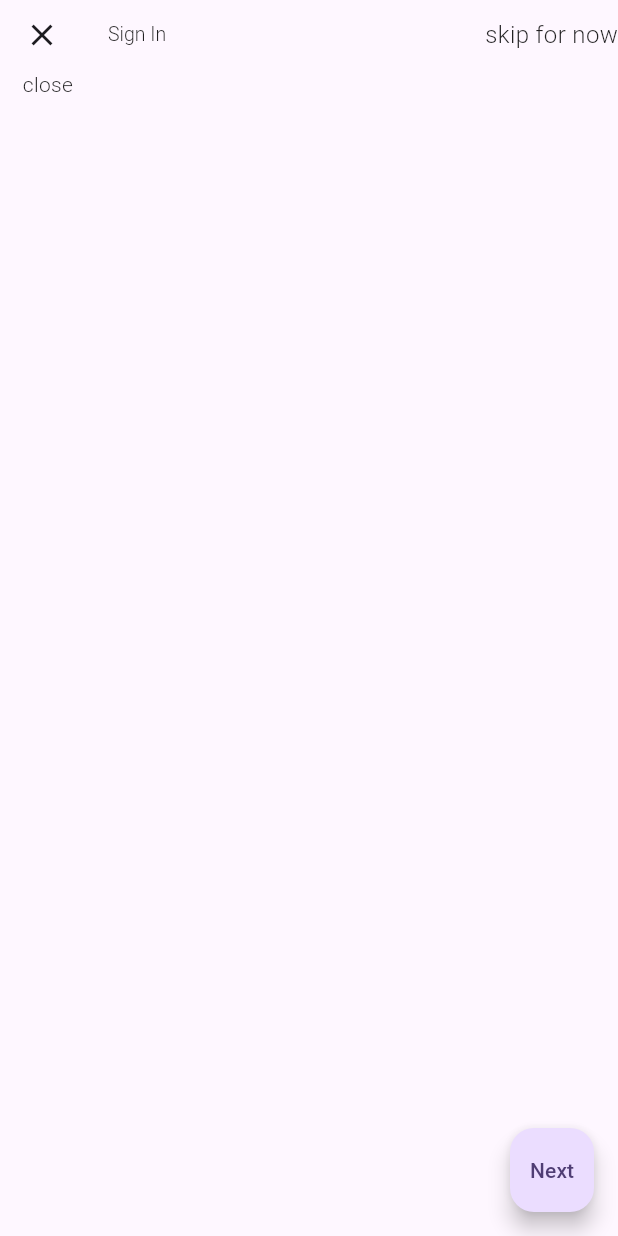
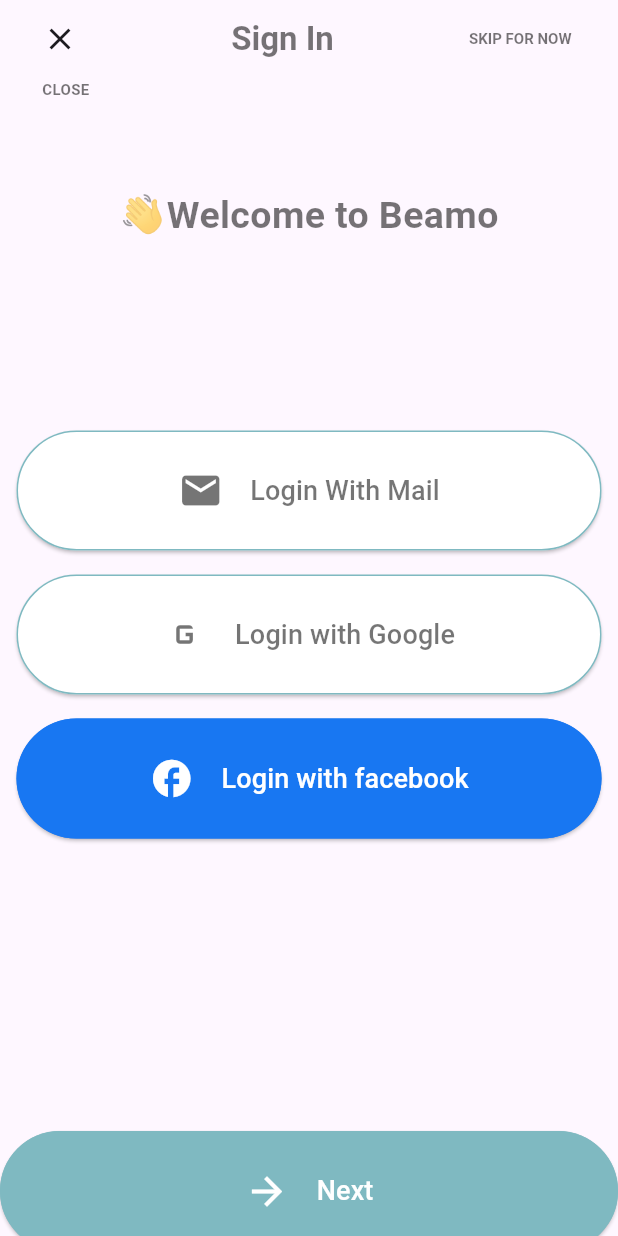
Before and after one commit to briankaboyi/loginPageFlutter, a Flutter app: the screen it shows after launch, on a phone screen of 412 x 824 dp. Run offline on Flutter 3.47's test engine with Material 3 defaults, Android fonts, the phone set to English and light mode, and no system bars; our stand-ins replace flutter_vector_icons.

Commit message:
finished layout

```diff
--- a/lib/pages/login.dart
+++ b/lib/pages/login.dart
@@ -1,41 +1,112 @@
 import 'package:flutter/cupertino.dart';
 import 'package:flutter/material.dart';
+import 'package:flutter_vector_icons/flutter_vector_icons.dart';
+import 'package:login/widgets/button_widget.dart';
 import 'package:login/widgets/text_widget.dart';
 
 class LoginPage extends StatelessWidget {
   @override
   Widget build(BuildContext context) {
+    Color facebookBlue = Color(0xFF1877F2);
+    Color nextButtonColor = Color(0xFF7FB9C1);
     // TODO: implement build
     return Scaffold(
       appBar: AppBar(
-
         bottom: const PreferredSize(
           preferredSize: Size(200, 10),
           child: Align(
             alignment: Alignment.centerLeft,
             child: Padding(
-              padding: EdgeInsets.only(left: 15.0),
+              padding: EdgeInsets.only(left: 28.0),
               child: TextWidget(
-                  value: "close", fontWeight: FontWeight.w300, fontSiz: 14),
+                  value: "CLOSE",
+                  fontWeight: FontWeight.bold,
+                  fontSiz: 10,
+                  textColor: Colors.black54),
             ),
           ),
         ),
-        leading: IconButton(
+        title: Container(
+          child: Row(
+            mainAxisAlignment: MainAxisAlignment.spaceBetween,
+            children: [
+              IconButton(
                 icon: Icon(Icons.close),
                 onPressed: () {},
               ),
-        title: TextWidget(
-            value: "Sign In", fontWeight: FontWeight.w300, fontSiz: 13),
-        actions: [
               TextWidget(
-              value: "skip for now", fontWeight: FontWeight.w300, fontSiz: 16),
+                  value: "Sign In",
+                  fontWeight: FontWeight.bold,
+                  fontSiz: 22,
+                  textColor: Colors.black54),
+              Padding(
+                padding: const EdgeInsets.only(right: 15.0),
+                child: TextWidget(
+                  value: "SKIP FOR NOW",
+                  fontWeight: FontWeight.bold,
+                  fontSiz: 10,
+                  textColor: Colors.black54,
+                ),
+              ),
             ],
           ),
-      body: Container(),
-      floatingActionButton: FloatingActionButton(
+        ),
+        actions: [],
+      ),
+      body:
+          Column(mainAxisAlignment: MainAxisAlignment.spaceBetween, children: [
+        Container(
+          transform: Matrix4.translationValues(0, 60.0, 0),
+          child: Align(
+              alignment: Alignment.center,
+              child: TextWidget(
+                  value: "👋Welcome to Beamo",
+                  fontWeight: FontWeight.bold,
+                  fontSiz: 25,
+                  textColor: Colors.black54)),
+        ),
+        Column(
+          children: [
+            ButtonWidget(
+              text: "Login With Mail",
               onPressed: () {},
-        child: Text("Next"),
+              icon: Icons.mail,
+              textColor: Colors.black54,
+              borderColor: nextButtonColor,
+              bgColor: Colors.white,
             ),
+            SizedBox(height: 16),
+            ButtonWidget(
+                onPressed: () {},
+                icon: Icons.g_mobiledata,
+                text: 'Login with Google',
+                textColor: Colors.black54,
+                borderColor: nextButtonColor,
+                bgColor: Colors.white),
+            SizedBox(height: 16),
+            ButtonWidget(
+              onPressed: () {},
+              icon: (Icons.facebook),
+              text: 'Login with facebook',
+              bgColor: facebookBlue,
+              textColor: Colors.white,
+              borderColor: facebookBlue,
+            ),
+          ],
+        ),
+        Container(
+          transform: Matrix4.translationValues(0, 10.0, 0),
+          width: double.infinity,
+          child: ButtonWidget(
+            onPressed: () {},
+            text: "Next",
+            icon: Icons.arrow_forward,
+            bgColor: nextButtonColor,
+            textColor: Colors.white,
+            borderColor: nextButtonColor,
+          ),
+        ),
+      ]),
     );
   }
 }
--- /dev/null
+++ b/lib/widgets/button_widget.dart
@@ -0,0 +1,45 @@
+import 'package:flutter/cupertino.dart';
+import 'package:flutter/material.dart';
+
+class ButtonWidget extends StatelessWidget {
+  final VoidCallback onPressed;
+
+  final IconData icon;
+
+  final String text;
+  final Color? bgColor;
+  final Color? textColor;
+  final Color borderColor;
+
+  ButtonWidget(
+      {super.key,
+      required this.onPressed,
+      required this.icon,
+      required this.text, this.bgColor, this.textColor, required this.borderColor});
+  @override
+  Widget build(BuildContext context) {
+    return SizedBox(
+      width: 390,
+      height: 80,
+      child: ElevatedButton(
+        onPressed: onPressed,
+        child: Row(
+          mainAxisAlignment: MainAxisAlignment.center,
+          children: [
+            Icon(
+              icon,
+              size: 30.0,
+              color: textColor,
+            ),
+            SizedBox(width: 18),
+            Text(text, style: TextStyle(fontSize: 18,color: textColor)), // Use the provided text
+          ],
+        ),
+        style: ElevatedButton.styleFrom(
+          primary: bgColor,
+            side: BorderSide(width: 1, color: borderColor)
+        ),
+      ),
+    );
+  }
+}
--- a/lib/widgets/text_widget.dart
+++ b/lib/widgets/text_widget.dart
@@ -3,20 +3,21 @@ import 'package:flutter/material.dart';
 
 class TextWidget extends StatelessWidget {
   final String value;
+  final Color textColor;
   final FontWeight fontWeight;
   final double fontSiz;
   const TextWidget(
       {super.key,
       required this.value,
       required this.fontWeight,
-      required this.fontSiz});
+      required this.fontSiz, required this.textColor});
   @override
   Widget build(BuildContext context) {
     // TODO: implement build
     return Text(
       value,
       style: TextStyle(
-          fontSize: fontSiz, fontWeight: fontWeight, color: Colors.black87),
+          fontSize: fontSiz, fontWeight: fontWeight, color: textColor),
     );
   }
 }
--- a/pubspec.yaml
+++ b/pubspec.yaml
@@ -39,6 +39,7 @@ dependencies:
 dev_dependencies:
   flutter_test:
     sdk: flutter
+  flutter_vector_icons: ^1.0.0
 
   # The "flutter_lints" package below contains a set of recommended lints to
   # encourage good coding practices. The lint set provided by the package is
@@ -62,6 +63,7 @@ flutter:
   # assets:
   #   - images/a_dot_burr.jpeg
   #   - images/a_dot_ham.jpeg
+
 
   # An image asset can refer to one or more resolution-specific "variants", see
   # https://flutter.dev/assets-and-images/#resolution-aware
```
Also changed, not shown: pubspec.lock. Lines whose indentation alone changed are shown as unchanged.
